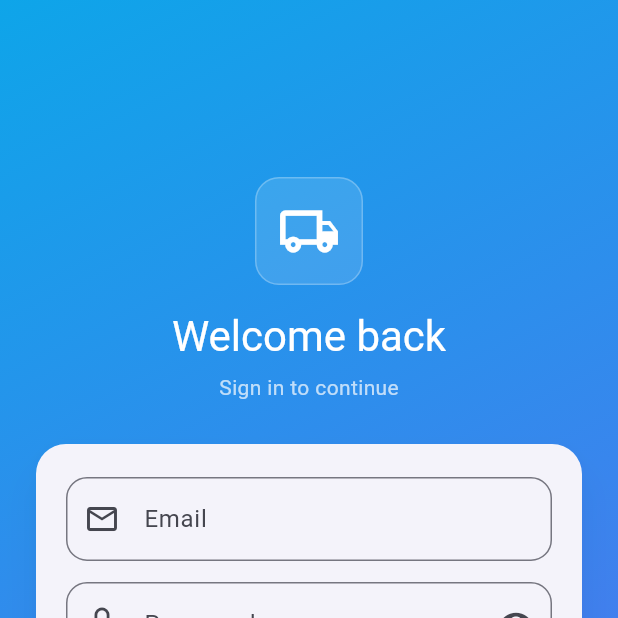
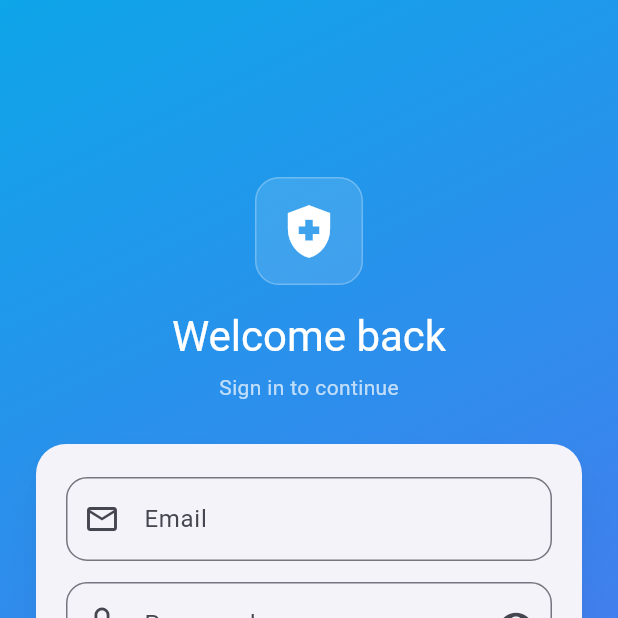
Before and after one commit to Vaibhavugile/medrentapp, a Flutter app: the screen it shows after launch, on a phone screen of 412 x 824 dp, the top half of it. Run offline on Flutter 3.47's test engine with Material 3 defaults, Android fonts, the phone set to English and light mode, and no system bars; our stand-ins replace cloud_firestore, firebase_auth, firebase_core, geolocator, permission_handler; missing offline and left inert: flutter_foreground_task, mobile_scanner; accounts and stored records are empty.

```diff
--- a/lib/screens/login_screen.dart
+++ b/lib/screens/login_screen.dart
@@ -139,8 +139,10 @@ Widget build(BuildContext context) {
                           color: Colors.white.withOpacity(0.25),
                         ),
                       ),
-                      child: Icon(Icons.local_shipping_outlined,
-                          size: 42, color: Colors.white),
+                     child: Icon(Icons.health_and_safety, size: 42, color: Colors.white),
+
+
+
                     ),
                     const SizedBox(height: 16),
                     Text(
```
Also changed, not shown: lib/screens/tasks_screen.dart (line endings or trailing spaces).
